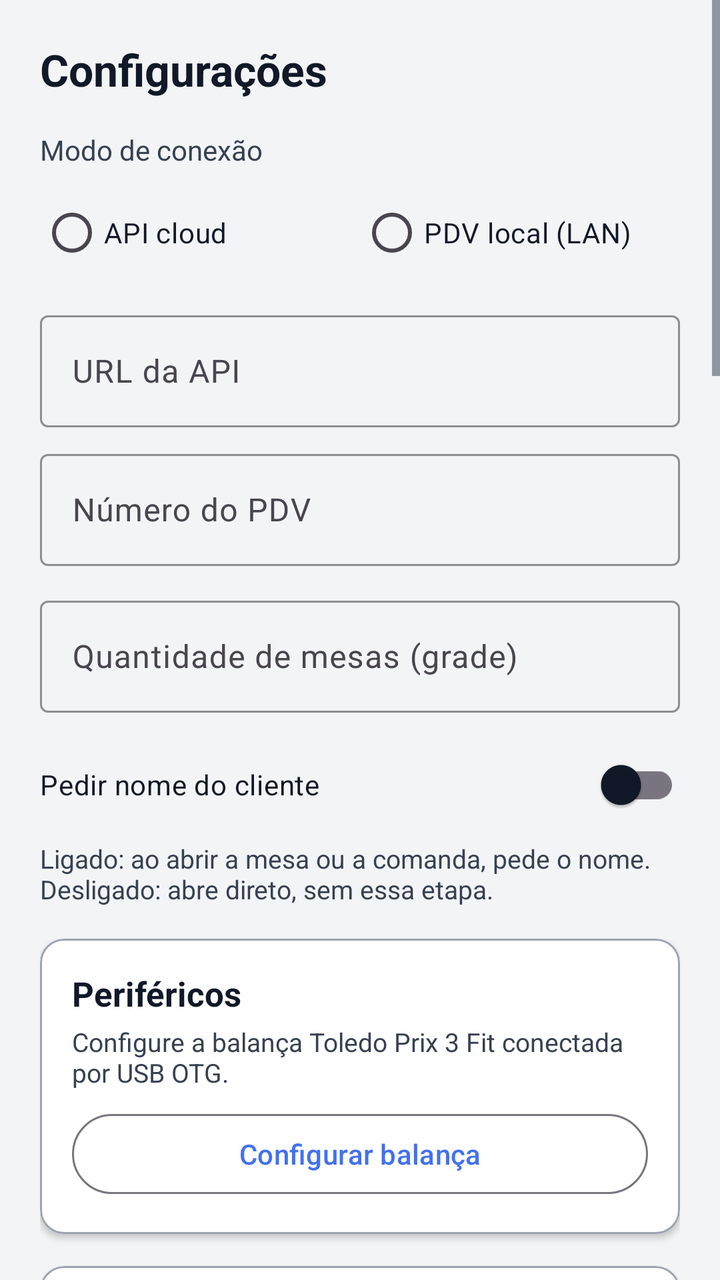
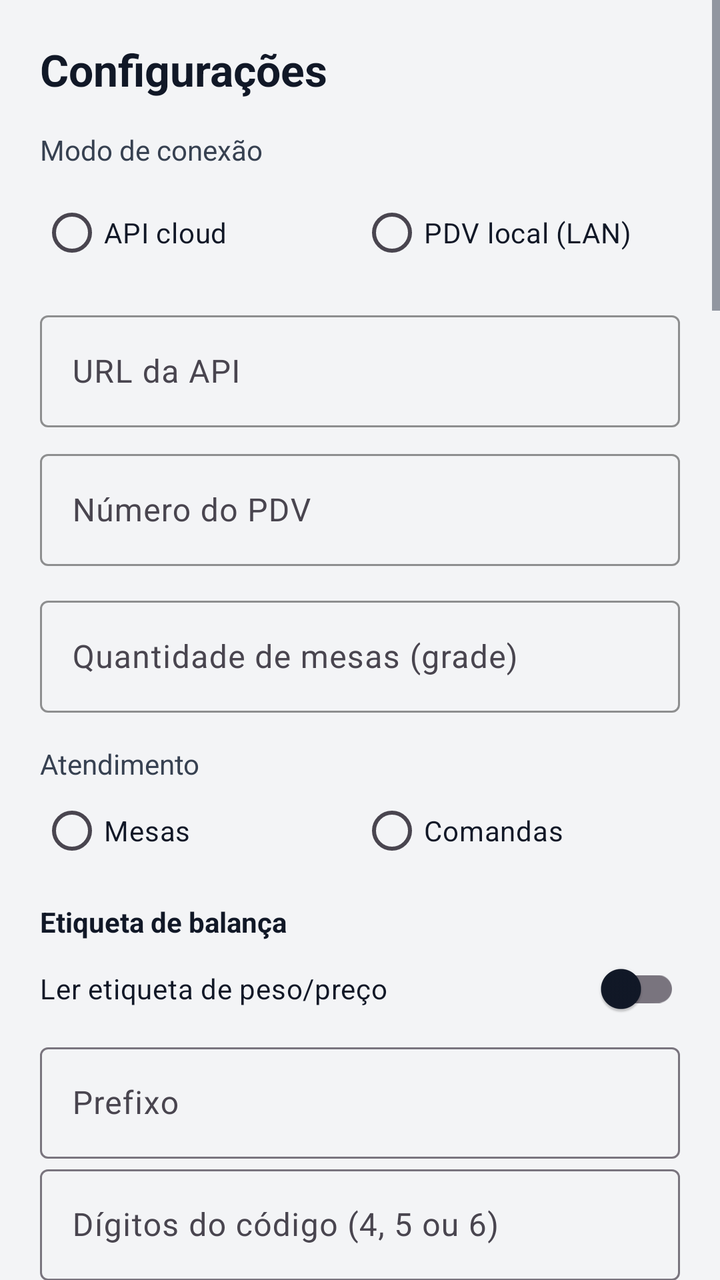

Screens rendered from an Android XML layout before and after an edit, with the pre-edit source and the edit as a unified diff.
<!-- AndroidManifest.xml: application theme Theme.POSmaisgestao -->
<!-- res/layout/activity_config.xml -->
<?xml version="1.0" encoding="utf-8"?>
<ScrollView xmlns:android="http://schemas.android.com/apk/res/android"
    xmlns:app="http://schemas.android.com/apk/res-auto"
    android:layout_width="match_parent"
    android:layout_height="match_parent"
    android:background="@color/surface"
    android:descendantFocusability="beforeDescendants"
    android:fillViewport="true"
    android:focusableInTouchMode="true">

    <LinearLayout
        android:layout_width="match_parent"
        android:layout_height="wrap_content"
        android:orientation="vertical"
        android:padding="20dp">

        <TextView
            android:layout_width="match_parent"
            android:layout_height="wrap_content"
            android:layout_marginBottom="16dp"
            android:text="@string/configuracoes"
            android:textColor="@color/foreground"
            android:textSize="22sp"
            android:textStyle="bold" />

        <TextView
            android:layout_width="match_parent"
            android:layout_height="wrap_content"
            android:layout_marginBottom="8dp"
            android:text="@string/conexao_modo"
            android:textColor="@color/muted_foreground" />

        <RadioGroup
            android:id="@+id/radioGrupoConexao"
            android:layout_width="match_parent"
            android:layout_height="wrap_content"
            android:layout_marginBottom="12dp"
            android:orientation="horizontal">

            <RadioButton
                android:id="@+id/radioConexaoCloud"
                android:layout_width="0dp"
                android:layout_height="wrap_content"
                android:layout_weight="1"
                android:text="@string/conexao_cloud"
                android:textColor="@color/foreground" />

            <RadioButton
                android:id="@+id/radioConexaoPdv"
                android:layout_width="0dp"
                android:layout_height="wrap_content"
                android:layout_weight="1"
                android:text="@string/conexao_pdv_local"
                android:textColor="@color/foreground" />
        </RadioGroup>

        <com.google.android.material.textfield.TextInputLayout
            android:id="@+id/layoutUrlApi"
            android:layout_width="match_parent"
            android:layout_height="wrap_content"
            android:layout_marginBottom="8dp"
            android:hint="@string/url_api"
            app:hintTextColor="@color/muted_foreground"
            app:boxStrokeColor="@color/primary">

            <com.google.android.material.textfield.TextInputEditText
                android:id="@+id/inputUrlApi"
                android:layout_width="match_parent"
                android:layout_height="wrap_content"
                android:inputType="textUri"
                android:minHeight="56dp"
                android:textColor="@color/foreground"
                android:textColorHint="@color/muted_foreground" />
        </com.google.android.material.textfield.TextInputLayout>

        <com.google.android.material.button.MaterialButton
            android:id="@+id/btnLerQrPdv"
            style="@style/Widget.Material3.Button.OutlinedButton"
            android:layout_width="match_parent"
            android:layout_height="wrap_content"
            android:layout_marginBottom="8dp"
            android:text="@string/ler_qr_pdv"
            android:visibility="gone" />

        <LinearLayout
            android:id="@+id/blocoAcoesPdv"
            android:layout_width="match_parent"
            android:layout_height="wrap_content"
            android:layout_marginBottom="12dp"
            android:orientation="horizontal"
            android:visibility="gone">

            <com.google.android.material.button.MaterialButton
                android:id="@+id/btnTestarPdv"
                style="@style/Widget.Material3.Button.OutlinedButton"
                android:layout_width="0dp"
                android:layout_height="wrap_content"
                android:layout_marginEnd="8dp"
                android:layout_weight="1"
                android:text="@string/testar_pdv" />

            <com.google.android.material.button.MaterialButton
                android:id="@+id/btnCarregarCatalogo"
                android:layout_width="0dp"
                android:layout_height="wrap_content"
                android:layout_weight="1"
                android:text="@string/carregar_catalogo" />
        </LinearLayout>

        <com.google.android.material.textfield.TextInputLayout
            android:id="@+id/layoutNumeroPdv"
            android:layout_width="match_parent"
            android:layout_height="wrap_content"
            android:layout_marginBottom="12dp"
            android:hint="@string/numero_pdv"
            app:hintTextColor="@color/muted_foreground"
            app:boxStrokeColor="@color/primary">

            <com.google.android.material.textfield.TextInputEditText
                android:id="@+id/inputNumeroPdv"
                android:layout_width="match_parent"
                android:layout_height="wrap_content"
                android:inputType="number"
                android:minHeight="56dp"
                android:textColor="@color/foreground"
                android:textColorHint="@color/muted_foreground" />
        </com.google.android.material.textfield.TextInputLayout>

        <com.google.android.material.textfield.TextInputLayout
            android:id="@+id/layoutQuantidadeMesas"
            android:layout_width="match_parent"
            android:layout_height="wrap_content"
            android:layout_marginBottom="8dp"
            android:hint="@string/quantidade_mesas"
            app:hintTextColor="@color/muted_foreground"
            app:boxStrokeColor="@color/primary">

            <com.google.android.material.textfield.TextInputEditText
                android:id="@+id/inputQuantidadeMesas"
                android:layout_width="match_parent"
                android:layout_height="wrap_content"
                android:inputType="number"
                android:minHeight="56dp"
                android:textColor="@color/foreground"
                android:textColorHint="@color/muted_foreground" />
        </com.google.android.material.textfield.TextInputLayout>

        <TextView
            android:id="@+id/txtConfigOrigemPdv"
            android:layout_width="match_parent"
            android:layout_height="wrap_content"
            android:layout_marginBottom="16dp"
            android:text="@string/config_origem_pdv"
            android:textColor="@color/muted_foreground"
            android:textSize="13sp"
            android:visibility="gone" />

        <com.google.android.material.switchmaterial.SwitchMaterial
            android:id="@+id/switchPedirNomeCliente"
            android:layout_width="match_parent"
            android:layout_height="wrap_content"
            android:minHeight="56dp"
            android:text="@string/pedir_nome_cliente"
            android:textColor="@color/foreground" />

        <TextView
            android:layout_width="match_parent"
            android:layout_height="wrap_content"
            android:layout_marginBottom="16dp"
            android:text="@string/pedir_nome_cliente_ajuda"
            android:textColor="@color/muted_foreground"
            android:textSize="13sp" />

        <com.google.android.material.card.MaterialCardView
            android:layout_width="match_parent"
            android:layout_height="wrap_content"
            android:layout_marginBottom="16dp"
            app:cardBackgroundColor="@color/card"
            app:cardCornerRadius="12dp"
            app:cardElevation="2dp"
            app:strokeColor="@color/border"
            app:strokeWidth="1dp">

            <LinearLayout
                android:layout_width="match_parent"
                android:layout_height="wrap_content"
                android:orientation="vertical"
                android:padding="16dp">

                <TextView
                    android:layout_width="match_parent"
                    android:layout_height="wrap_content"
                    android:text="@string/perifericos_titulo"
                    android:textColor="@color/foreground"
                    android:textSize="17sp"
                    android:textStyle="bold" />

                <TextView
                    android:layout_width="match_parent"
                    android:layout_height="wrap_content"
                    android:layout_marginTop="4dp"
                    android:text="@string/balanca_config_resumo"
                    android:textColor="@color/muted_foreground"
                    android:textSize="13sp" />

                <com.google.android.material.button.MaterialButton
                    android:id="@+id/btnConfigBalanca"
                    style="@style/Widget.Material3.Button.OutlinedButton"
                    android:layout_width="match_parent"
                    android:layout_height="wrap_content"
                    android:layout_marginTop="8dp"
                    android:text="@string/balanca_configurar" />
            </LinearLayout>
        </com.google.android.material.card.MaterialCardView>

        <com.google.android.material.card.MaterialCardView
            android:layout_width="match_parent"
            android:layout_height="wrap_content"
            android:layout_marginBottom="16dp"
            app:cardBackgroundColor="@color/card"
            app:cardCornerRadius="12dp"
            app:cardElevation="2dp"
            app:strokeColor="@color/border"
            app:strokeWidth="1dp">

            <LinearLayout
                android:layout_width="match_parent"
                android:layout_height="wrap_content"
                android:orientation="vertical"
                android:padding="16dp">

                <TextView
                    android:layout_width="match_parent"
                    android:layout_height="wrap_content"
                    android:layout_marginBottom="4dp"
                    android:text="@string/impressoras_titulo"
                    android:textColor="@color/foreground"
                    android:textSize="17sp"
                    android:textStyle="bold" />

                <TextView
                    android:layout_width="match_parent"
                    android:layout_height="wrap_content"
                    android:layout_marginBottom="8dp"
                    android:text="@string/impressoras_ajuda"
                    android:textColor="@color/muted_foreground"
                    android:textSize="13sp" />

                <TextView
                    android:id="@+id/txtImpressoraSelecionada"
                    android:layout_width="match_parent"
                    android:layout_height="wrap_content"
                    android:layout_marginBottom="8dp"
                    android:textColor="@color/primary_dark"
                    android:textSize="14sp"
                    android:textStyle="bold" />

                <LinearLayout
                    android:id="@+id/listaImpressoras"
                    android:layout_width="match_parent"
                    android:layout_height="wrap_content"
                    android:orientation="vertical"
                    android:layout_marginBottom="8dp" />

                <TextView
                    android:id="@+id/txtSemImpressoras"
                    android:layout_width="match_parent"
                    android:layout_height="wrap_content"
                    android:layout_marginBottom="8dp"
                    android:text="@string/sem_impressoras_encontradas"
                    android:textColor="@color/muted_foreground"
                    android:textSize="13sp"
                    android:visibility="gone" />

                <com.google.android.material.button.MaterialButton
                    android:id="@+id/btnAtualizarImpressoras"
                    style="@style/Widget.Material3.Button.OutlinedButton"
                    android:layout_width="match_parent"
                    android:layout_height="wrap_content"
                    android:text="@string/atualizar_impressoras"
                    android:textColor="@color/primary_dark"
                    app:strokeColor="@color/primary" />
            </LinearLayout>
        </com.google.android.material.card.MaterialCardView>

        <com.google.android.material.card.MaterialCardView
            android:layout_width="match_parent"
            android:layout_height="wrap_content"
            android:layout_marginBottom="16dp"
            app:cardBackgroundColor="@color/card"
            app:cardCornerRadius="12dp"
            app:cardElevation="2dp"
            app:strokeColor="@color/border"
            app:strokeWidth="1dp">

            <LinearLayout
                android:layout_width="match_parent"
                android:layout_height="wrap_content"
                android:orientation="vertical"
                android:padding="16dp">

                <TextView
                    android:layout_width="match_parent"
                    android:layout_height="wrap_content"
                    android:layout_marginBottom="4dp"
                    android:text="@string/modo_venda_titulo"
                    android:textColor="@color/foreground"
                    android:textSize="17sp"
                    android:textStyle="bold" />

                <TextView
                    android:layout_width="match_parent"
                    android:layout_height="wrap_content"
                    android:layout_marginBottom="8dp"
                    android:text="@string/modo_venda_ajuda"
                    android:textColor="@color/muted_foreground"
                    android:textSize="13sp" />

                <com.google.android.material.switchmaterial.SwitchMaterial
                    android:id="@+id/switchEmitirNfcePos"
                    android:layout_width="match_parent"
                    android:layout_height="wrap_content"
                    android:minHeight="56dp"
                    android:text="@string/emitir_nfce_pos"
                    android:textColor="@color/foreground" />

                <com.google.android.material.switchmaterial.SwitchMaterial
                    android:id="@+id/switchFichasEvento"
                    android:layout_width="match_parent"
                    android:layout_height="wrap_content"
                    android:layout_marginTop="8dp"
                    android:minHeight="56dp"
                    android:text="@string/imprimir_fichas_evento"
                    android:textColor="@color/foreground" />

                <TextView
                    android:layout_width="match_parent"
                    android:layout_height="wrap_content"
                    android:layout_marginTop="4dp"
                    android:text="@string/fichas_evento_ajuda"
                    android:textColor="@color/muted_foreground"
                    android:textSize="13sp" />
            </LinearLayout>
        </com.google.android.material.card.MaterialCardView>

        <com.google.android.material.card.MaterialCardView
            android:layout_width="match_parent"
            android:layout_height="wrap_content"
            android:layout_marginBottom="16dp"
            app:cardBackgroundColor="@color/card"
            app:cardCornerRadius="12dp"
            app:cardElevation="2dp"
            app:strokeColor="@color/border"
            app:strokeWidth="1dp">

            <LinearLayout
                android:layout_width="match_parent"
                android:layout_height="wrap_content"
                android:orientation="vertical"
                android:padding="16dp">

                <TextView
                    android:layout_width="match_parent"
                    android:layout_height="wrap_content"
                    android:layout_marginBottom="4dp"
                    android:text="@string/pix_config_titulo"
                    android:textColor="@color/foreground"
                    android:textSize="17sp"
                    android:textStyle="bold" />

                <TextView
                    android:layout_width="match_parent"
                    android:layout_height="wrap_content"
                    android:layout_marginBottom="8dp"
                    android:text="@string/pix_config_ajuda"
                    android:textColor="@color/muted_foreground"
                    android:textSize="13sp" />

                <com.google.android.material.switchmaterial.SwitchMaterial
                    android:id="@+id/switchPixQr"
                    android:layout_width="match_parent"
                    android:layout_height="wrap_content"
                    android:minHeight="56dp"
                    android:text="@string/habilitar_pix_qr"
                    android:textColor="@color/foreground" />

                <com.google.android.material.textfield.TextInputLayout
                    android:layout_width="match_parent"
                    android:layout_height="wrap_content"
                    android:layout_marginTop="8dp"
                    android:hint="@string/chave_pix"
                    app:boxStrokeColor="@color/primary"
                    app:hintTextColor="@color/muted_foreground">

                    <com.google.android.material.textfield.TextInputEditText
                        android:id="@+id/inputChavePix"
                        android:layout_width="match_parent"
                        android:layout_height="wrap_content"
                        android:inputType="textEmailAddress"
                        android:minHeight="56dp"
                        android:textColor="@color/foreground"
                        android:textColorHint="@color/muted_foreground" />
                </com.google.android.material.textfield.TextInputLayout>

                <com.google.android.material.textfield.TextInputLayout
                    android:layout_width="match_parent"
                    android:layout_height="wrap_content"
                    android:layout_marginTop="8dp"
                    android:hint="@string/nome_recebedor_pix"
                    app:boxStrokeColor="@color/primary"
                    app:hintTextColor="@color/muted_foreground">

                    <com.google.android.material.textfield.TextInputEditText
                        android:id="@+id/inputNomePix"
                        android:layout_width="match_parent"
                        android:layout_height="wrap_content"
                        android:inputType="textPersonName"
                        android:minHeight="56dp"
                        android:textColor="@color/foreground"
                        android:textColorHint="@color/muted_foreground" />
                </com.google.android.material.textfield.TextInputLayout>

                <com.google.android.material.textfield.TextInputLayout
                    android:layout_width="match_parent"
                    android:layout_height="wrap_content"
                    android:layout_marginTop="8dp"
                    android:hint="@string/cidade_pix"
                    app:boxStrokeColor="@color/primary"
                    app:hintTextColor="@color/muted_foreground">

                    <com.google.android.material.textfield.TextInputEditText
                        android:id="@+id/inputCidadePix"
                        android:layout_width="match_parent"
                        android:layout_height="wrap_content"
                        android:inputType="text"
                        android:minHeight="56dp"
                        android:textColor="@color/foreground"
                        android:textColorHint="@color/muted_foreground" />
                </com.google.android.material.textfield.TextInputLayout>
            </LinearLayout>
        </com.google.android.material.card.MaterialCardView>

        <com.google.android.material.card.MaterialCardView
            android:layout_width="match_parent"
            android:layout_height="wrap_content"
            android:layout_marginBottom="16dp"
            app:cardBackgroundColor="@color/card"
            app:cardCornerRadius="12dp"
            app:cardElevation="2dp"
            app:strokeColor="@color/border"
            app:strokeWidth="1dp">

            <LinearLayout
                android:layout_width="match_parent"
                android:layout_height="wrap_content"
                android:orientation="vertical"
                android:padding="16dp">

                <TextView
                    android:layout_width="match_parent"
                    android:layout_height="wrap_content"
                    android:layout_marginBottom="4dp"
                    android:text="@string/tema_titulo"
                    android:textColor="@color/foreground"
                    android:textSize="17sp"
                    android:textStyle="bold" />

                <TextView
                    android:layout_width="match_parent"
                    android:layout_height="wrap_content"
                    android:layout_marginBottom="8dp"
                    android:text="@string/tema_ajuda"
                    android:textColor="@color/muted_foreground"
                    android:textSize="13sp" />

                <RadioGroup
                    android:id="@+id/radioGrupoTema"
                    android:layout_width="match_parent"
                    android:layout_height="wrap_content"
                    android:orientation="vertical">

                    <RadioButton
                        android:id="@+id/radioTemaClaro"
                        android:layout_width="match_parent"
                        android:layout_height="wrap_content"
                        android:minHeight="48dp"
                        android:text="@string/tema_claro"
                        android:textColor="@color/foreground" />

                    <RadioButton
                        android:id="@+id/radioTemaEscuro"
                        android:layout_width="match_parent"
                        android:layout_height="wrap_content"
                        android:minHeight="48dp"
                        android:text="@string/tema_escuro"
                        android:textColor="@color/foreground" />

                    <RadioButton
                        android:id="@+id/radioTemaSistema"
                        android:layout_width="match_parent"
                        android:layout_height="wrap_content"
                        android:minHeight="48dp"
                        android:text="@string/tema_sistema"
                        android:textColor="@color/foreground" />
                </RadioGroup>
            </LinearLayout>
        </com.google.android.material.card.MaterialCardView>

        <com.google.android.material.button.MaterialButton
            android:id="@+id/btnSalvarConfig"
            style="@style/PosBigButton"
            android:layout_width="match_parent"
            android:layout_height="wrap_content"
            android:layout_marginBottom="12dp"
            android:text="@string/salvar" />

        <com.google.android.material.button.MaterialButton
            android:id="@+id/btnGerenciarAtalhos"
            style="@style/PosBigButton"
            android:layout_width="match_parent"
            android:layout_height="wrap_content"
            android:layout_marginBottom="12dp"
            android:text="@string/gerenciar_atalhos" />

        <com.google.android.material.button.MaterialButton
            android:id="@+id/btnTrocarEmpresa"
            style="@style/Widget.Material3.Button.OutlinedButton"
            android:layout_width="match_parent"
            android:layout_height="wrap_content"
            android:layout_marginBottom="12dp"
            android:minHeight="56dp"
            android:text="@string/trocar_empresa"
            android:textColor="@color/primary_dark"
            app:strokeColor="@color/primary" />

        <com.google.android.material.button.MaterialButton
            android:id="@+id/btnLogout"
            style="@style/PosBigButton"
            android:layout_width="match_parent"
            android:layout_height="wrap_content"
            android:backgroundTint="@color/danger"
            android:text="@string/logout" />
    </LinearLayout>
</ScrollView>
<!-- resources referenced by this layout -->
<resources>
  <color name="border">#9CA3AF</color>
  <color name="card">#FFFFFF</color>
  <color name="danger">#E5010C</color>
  <color name="foreground">#111827</color>
  <color name="muted_foreground">#374151</color>
  <color name="primary">#4271F0</color>
  <color name="primary_dark">#0B42DA</color>
  <color name="surface">#F3F4F6</color>
  <string name="atualizar_impressoras">Atualizar lista de impressoras</string>
  <string name="balanca_config_resumo">Configure a balança Toledo Prix 3 Fit conectada por USB OTG.</string>
  <string name="balanca_configurar">Configurar balança</string>
  <string name="carregar_catalogo">Carregar catálogo</string>
  <string name="chave_pix">Chave PIX</string>
  <string name="cidade_pix">Cidade (QR)</string>
  <string name="conexao_cloud">API cloud</string>
  <string name="conexao_modo">Modo de conexão</string>
  <string name="conexao_pdv_local">PDV local (LAN)</string>
  <string name="config_origem_pdv">Modelo, quantidade e número do PDV vêm da configuração do desktop.</string>
  <string name="configuracoes">Configurações</string>
  <string name="emitir_nfce_pos">Emitir NFC-e na venda</string>
  <string name="gerenciar_atalhos">Gerenciar atalhos</string>
  <string name="habilitar_pix_qr">Exibir QR Code no pagamento PIX</string>
  <string name="impressoras_ajuda">Pareie a impressora Bluetooth nas configurações do Android e selecione-a aqui. USB aparece quando conectada.</string>
  <string name="impressoras_titulo">Impressoras do dispositivo</string>
  <string name="imprimir_fichas_evento">Imprimir fichas de evento</string>
  <string name="ler_qr_pdv">Ler QR do PDV</string>
  <string name="logout">Sair da conta</string>
  <string name="modo_venda_titulo">Modo de venda</string>
  <string name="nome_recebedor_pix">Nome do recebedor (QR)</string>
  <string name="numero_pdv">Número do PDV</string>
  <string name="pedir_nome_cliente">Pedir nome do cliente</string>
  <string name="pedir_nome_cliente_ajuda">Ligado: ao abrir a mesa ou a comanda, pede o nome. Desligado: abre direto, sem essa etapa.</string>
  <string name="perifericos_titulo">Periféricos</string>
  <string name="pix_config_ajuda">Habilite para exibir o QR Code com valor e chave ao selecionar PIX no pagamento.</string>
  <string name="pix_config_titulo">PIX no PDV</string>
  <string name="quantidade_mesas">Quantidade de mesas (grade)</string>
  <string name="salvar">Salvar</string>
  <string name="sem_impressoras_encontradas">Nenhuma impressora Bluetooth/USB encontrada. Pareie no Android e toque em Atualizar.</string>
  <string name="tema_ajuda">Escolha o visual do POS. O padrão é claro para melhor contraste.</string>
  <string name="tema_claro">Claro</string>
  <string name="tema_escuro">Escuro</string>
  <string name="tema_sistema">Seguir o sistema</string>
  <string name="tema_titulo">Tema do aplicativo</string>
  <string name="testar_pdv">Testar conexão</string>
  <string name="trocar_empresa">Trocar empresa</string>
  <string name="url_api">URL da API</string>
  <color name="primary_foreground">#FFFFFF</color>
  <color name="accent">#D0D9F1</color>
  <color name="background">#FFFFFF</color>
  <!-- unchanged entries left out for length: 5 -->
</resources>

<!-- the commit's change to res/layout/activity_config.xml (unified diff, before → after) -->
@@ -144,6 +144,125 @@
                 android:textColor="@color/foreground"
                 android:textColorHint="@color/muted_foreground" />
         </com.google.android.material.textfield.TextInputLayout>
+
+        <TextView
+            android:layout_width="match_parent"
+            android:layout_height="wrap_content"
+            android:layout_marginTop="8dp"
+            android:text="@string/modelo_atendimento"
+            android:textColor="@color/muted_foreground" />
+
+        <RadioGroup
+            android:id="@+id/radioGrupoModelo"
+            android:layout_width="match_parent"
+            android:layout_height="wrap_content"
+            android:orientation="horizontal">
+
+            <RadioButton
+                android:id="@+id/radioModeloMesa"
+                android:layout_width="0dp"
+                android:layout_height="wrap_content"
+                android:layout_weight="1"
+                android:text="@string/modo_mesas"
+                android:textColor="@color/foreground" />
+
+            <RadioButton
+                android:id="@+id/radioModeloComanda"
+                android:layout_width="0dp"
+                android:layout_height="wrap_content"
+                android:layout_weight="1"
+                android:text="@string/modo_comandas"
+                android:textColor="@color/foreground" />
+        </RadioGroup>
+
+        <TextView
+            android:layout_width="match_parent"
+            android:layout_height="wrap_content"
+            android:layout_marginTop="12dp"
+            android:text="@string/etiqueta_balanca_titulo"
+            android:textColor="@color/foreground"
+            android:textStyle="bold" />
+
+        <com.google.android.material.switchmaterial.SwitchMaterial
+            android:id="@+id/switchEtiquetaBalanca"
+            android:layout_width="match_parent"
+            android:layout_height="wrap_content"
+            android:minHeight="48dp"
+            android:text="@string/etiqueta_balanca_habilitada"
+            android:textColor="@color/foreground" />
+
+        <com.google.android.material.textfield.TextInputLayout
+            android:layout_width="match_parent"
+            android:layout_height="wrap_content"
+            android:hint="@string/etiqueta_balanca_prefixo">
+
+            <com.google.android.material.textfield.TextInputEditText
+                android:id="@+id/inputEtiquetaPrefixo"
+                android:layout_width="match_parent"
+                android:layout_height="wrap_content"
+                android:inputType="number"
+                android:maxLength="1"
+                android:minHeight="48dp" />
+        </com.google.android.material.textfield.TextInputLayout>
+
+        <com.google.android.material.textfield.TextInputLayout
+            android:layout_width="match_parent"
+            android:layout_height="wrap_content"
+            android:hint="@string/etiqueta_balanca_digitos">
+
+            <com.google.android.material.textfield.TextInputEditText
+                android:id="@+id/inputEtiquetaDigitos"
+                android:layout_width="match_parent"
+                android:layout_height="wrap_content"
+                android:inputType="number"
+                android:maxLength="1"
+                android:minHeight="48dp" />
+        </com.google.android.material.textfield.TextInputLayout>
+
+        <TextView
+            android:layout_width="match_parent"
+            android:layout_height="wrap_content"
+            android:layout_marginTop="8dp"
+            android:text="@string/etiqueta_balanca_conteudo"
+            android:textColor="@color/muted_foreground" />
+
+        <RadioGroup
+            android:id="@+id/radioGrupoEtiquetaConteudo"
+            android:layout_width="match_parent"
+            android:layout_height="wrap_content"
+            android:orientation="horizontal">
+
+            <RadioButton
+                android:id="@+id/radioEtiquetaPreco"
+                android:layout_width="0dp"
+                android:layout_height="wrap_content"
+                android:layout_weight="1"
+                android:text="@string/etiqueta_conteudo_preco"
+                android:textColor="@color/foreground" />
+
+            <RadioButton
+                android:id="@+id/radioEtiquetaPeso"
+                android:layout_width="0dp"
+                android:layout_height="wrap_content"
+                android:layout_weight="1"
+                android:text="@string/etiqueta_conteudo_peso"
+                android:textColor="@color/foreground" />
+        </RadioGroup>
+
+        <com.google.android.material.switchmaterial.SwitchMaterial
+            android:id="@+id/switchEtiquetaCentavos"
+            android:layout_width="match_parent"
+            android:layout_height="wrap_content"
+            android:text="@string/etiqueta_balanca_centavos"
+            android:textColor="@color/foreground" />
+
+        <com.google.android.material.switchmaterial.SwitchMaterial
+            android:id="@+id/switchEtiquetaIndicador"
+            android:layout_width="match_parent"
+            android:layout_height="wrap_content"
+            android:layout_marginBottom="12dp"
+            android:text="@string/etiqueta_balanca_indicador"
+            android:textColor="@color/foreground" />
 
         <TextView
             android:id="@+id/txtConfigOrigemPdv"
<!-- resource entries referenced after the edit -->
@@ -20,6 +20,15 @@
   <string name="config_origem_pdv">Modelo, quantidade e número do PDV vêm da configuração do desktop.</string>
   <string name="configuracoes">Configurações</string>
   <string name="emitir_nfce_pos">Emitir NFC-e na venda</string>
+  <string name="etiqueta_balanca_centavos">Preço com centavos</string>
+  <string name="etiqueta_balanca_conteudo">Conteúdo da etiqueta</string>
+  <string name="etiqueta_balanca_digitos">Dígitos do código (4, 5 ou 6)</string>
+  <string name="etiqueta_balanca_habilitada">Ler etiqueta de peso/preço</string>
+  <string name="etiqueta_balanca_indicador">Indicador de uso (1 dígito)</string>
+  <string name="etiqueta_balanca_prefixo">Prefixo</string>
+  <string name="etiqueta_balanca_titulo">Etiqueta de balança</string>
+  <string name="etiqueta_conteudo_peso">Peso</string>
+  <string name="etiqueta_conteudo_preco">Preço</string>
   <string name="gerenciar_atalhos">Gerenciar atalhos</string>
   <string name="habilitar_pix_qr">Exibir QR Code no pagamento PIX</string>
   <string name="impressoras_ajuda">Pareie a impressora Bluetooth nas configurações do Android e selecione-a aqui. USB aparece quando conectada.</string>
@@ -27,6 +36,9 @@
   <string name="imprimir_fichas_evento">Imprimir fichas de evento</string>
   <string name="ler_qr_pdv">Ler QR do PDV</string>
   <string name="logout">Sair da conta</string>
+  <string name="modelo_atendimento">Atendimento</string>
+  <string name="modo_comandas">Comandas</string>
+  <string name="modo_mesas">Mesas</string>
   <string name="modo_venda_titulo">Modo de venda</string>
   <string name="nome_recebedor_pix">Nome do recebedor (QR)</string>
   <string name="numero_pdv">Número do PDV</string>
